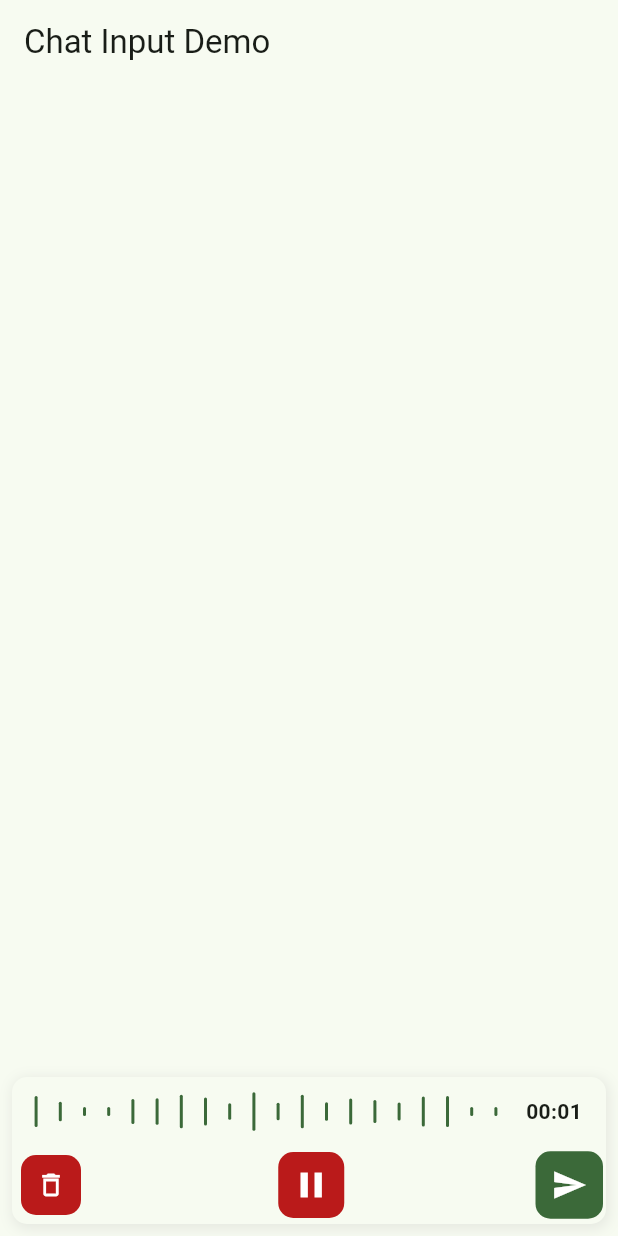
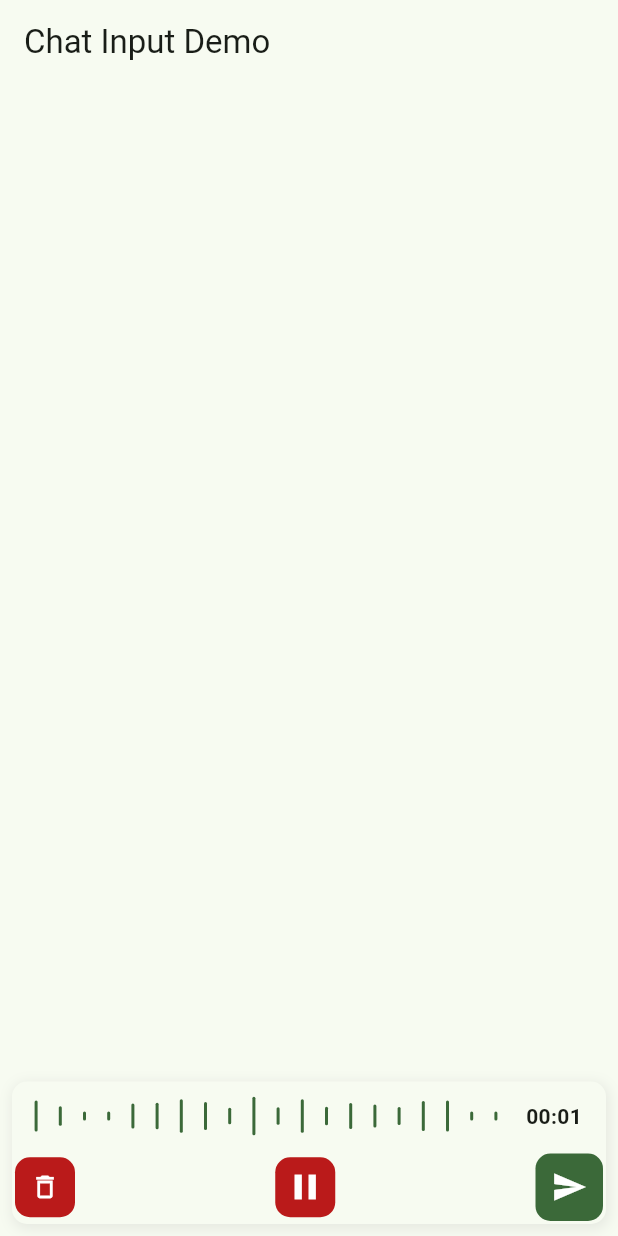
Before and after one commit to WahidNasri/simple_input_chat, a Flutter app: the screen it shows after launch, after a tap on the "mic" icon, on a phone screen of 412 x 824 dp. Run offline on Flutter 3.47's test engine with Material 3 defaults, Android fonts, the phone set to English and light mode, and no system bars; our stand-ins replace audioplayers, permission_handler; missing offline and left inert: mic_info, record, waved_audio_player.

Commit message:
ui fixes

```diff
--- a/lib/widgets/voice_recording_widget.dart
+++ b/lib/widgets/voice_recording_widget.dart
@@ -15,7 +15,6 @@ class VoiceRecordingWidget extends StatefulWidget {
   final Color? primaryColor;
   final Color? canCelOrPauseColor;
 
-
   const VoiceRecordingWidget({
     super.key,
     required this.onCancel,
@@ -23,7 +22,8 @@ class VoiceRecordingWidget extends StatefulWidget {
     this.onPlayVoiceError,
     required this.onIsMicUsed,
     this.maxDuration = const Duration(minutes: 1),
-    this.primaryColor, this.canCelOrPauseColor,
+    this.primaryColor,
+    this.canCelOrPauseColor,
   });
 
   @override
@@ -198,34 +198,40 @@ class _VoiceRecordingWidgetState extends State<VoiceRecordingWidget> {
               mainAxisAlignment: MainAxisAlignment.spaceBetween,
               children: [
                 // Cancel button
-                IconButton(
-                  onPressed: widget.onCancel,
-                  style: ElevatedButton.styleFrom(
-                    backgroundColor: widget.canCelOrPauseColor ?? Theme.of(context).colorScheme.error,
-                    shape: RoundedRectangleBorder(
-                      borderRadius: BorderRadius.circular(
-                        10,
-                      ),
+                GestureDetector(
+                  onTap: widget.onCancel,
+                  child: Container(
+                    width: 40,
+                    height: 40,
+                    decoration: BoxDecoration(
+                      color: widget.canCelOrPauseColor ?? Theme.of(context).colorScheme.error,
+                      shape: BoxShape.rectangle,
+                      borderRadius: BorderRadius.circular(10),
                     ),
-                  ),
-                  icon:  Icon(
-                    Icons.delete_outline,
-                    color: Theme.of(context).colorScheme.onError,
-                    size: 20,
+                    child: Icon(
+                      Icons.delete_outline,
+                      color: Theme.of(context).colorScheme.onError,
+                      size: 20,
+                    ),
                   ),
                 ),
                 if (!isRecordingPaused)
-                  IconButton(
-                    onPressed: _handleStopRecording,
-                    style: ButtonStyle(
-                      backgroundColor: WidgetStatePropertyAll(widget.canCelOrPauseColor ?? Theme.of(context).colorScheme.error),
-                      shape: WidgetStatePropertyAll(RoundedRectangleBorder(
-                        borderRadius: BorderRadius.circular(
-                          10,
-                        ),
-                      )),
+                  GestureDetector(
+                    onTap: _handleStopRecording,
+                    child: Container(
+                      width: 40,
+                      height: 40,
+                      decoration: BoxDecoration(
+                        color: widget.canCelOrPauseColor ?? Theme.of(context).colorScheme.error,
+                        shape: BoxShape.rectangle,
+                        borderRadius: BorderRadius.circular(10),
+                      ),
+                      child: Icon(
+                        Icons.pause,
+                        color: Theme.of(context).colorScheme.onError,
+                        size: 28,
+                      ),
                     ),
-                    icon: Icon(Icons.pause, color: Theme.of(context).colorScheme.onError, size: 28),
                   ),
                 // Send button
                 GestureDetector(
```
